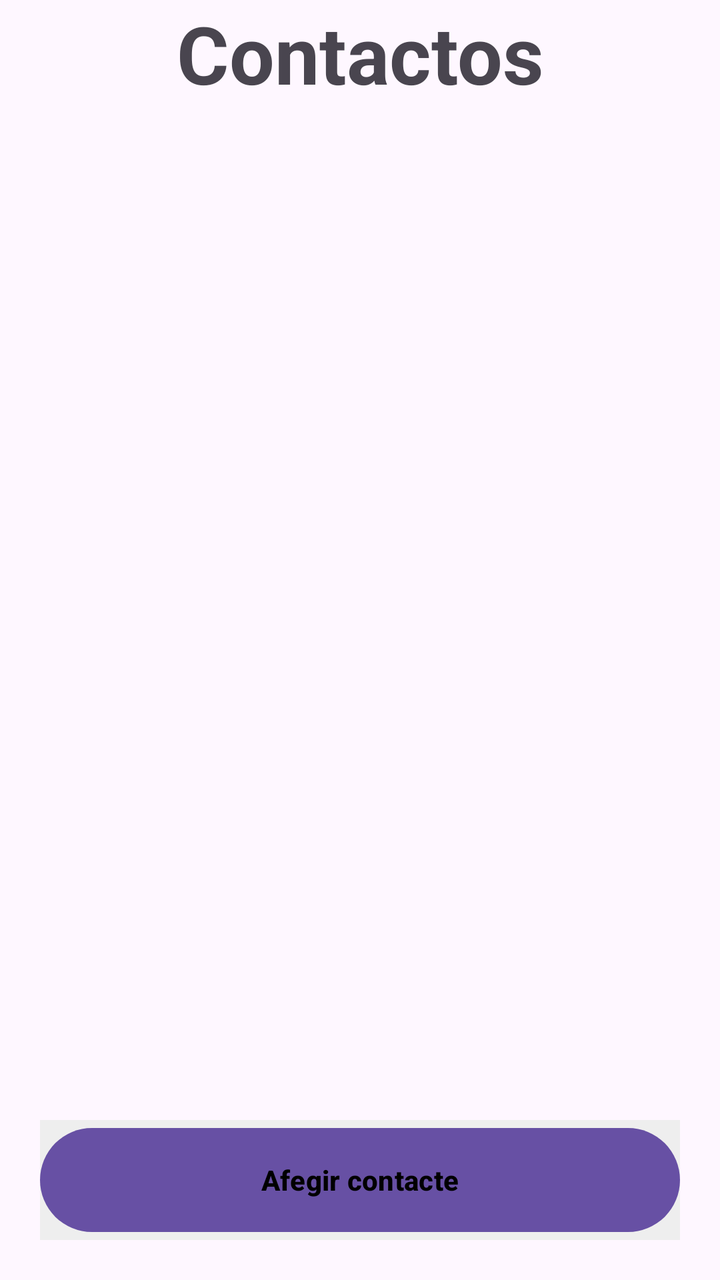
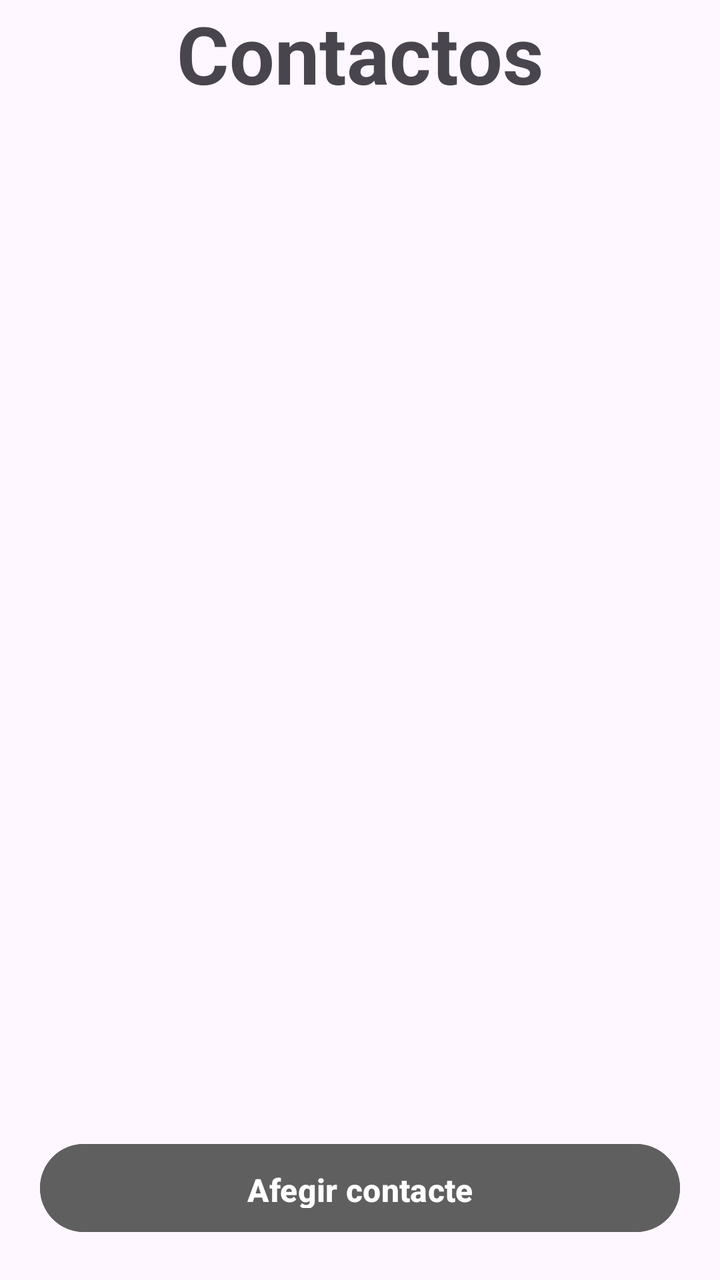

Screens rendered from an Android XML layout before and after an edit, with the pre-edit source and the edit as a unified diff.
<!-- AndroidManifest.xml: application theme Theme.Agenda -->
<!-- res/layout/activity_main.xml -->
<?xml version="1.0" encoding="utf-8"?>
<androidx.constraintlayout.widget.ConstraintLayout xmlns:android="http://schemas.android.com/apk/res/android"
    xmlns:app="http://schemas.android.com/apk/res-auto"
    xmlns:tools="http://schemas.android.com/tools"
    android:id="@+id/main"
    android:layout_width="match_parent"
    android:layout_height="match_parent"
    tools:context=".MainActivity">

    <LinearLayout
        android:layout_width="match_parent"
        android:layout_height="0dp"
        android:orientation="vertical"
        app:layout_constraintTop_toTopOf="parent"
        app:layout_constraintBottom_toTopOf="@+id/footer_container">

        <TextView
            android:layout_width="match_parent"
            android:layout_height="wrap_content"
            android:gravity="center"
            android:text="Contactos"
            android:textStyle="bold"
            android:textSize="40dp" />

        <ListView
            android:layout_width="match_parent"
            android:layout_height="match_parent" />
    </LinearLayout>

    <LinearLayout
        android:id="@+id/footer_container"
        android:layout_width="match_parent"
        android:layout_height="60dp"
        android:layout_margin="20dp"
        android:orientation="horizontal"
        android:background="#EEEEEE"
        app:layout_constraintBottom_toBottomOf="parent">

        <Button
            android:id="@+id/btnAdd"
            android:layout_width="match_parent"
            android:layout_height="match_parent"
            android:gravity="center"
            android:text="Afegir contacte"
            android:textColor="@color/black"
            android:textStyle="bold" />
    </LinearLayout>

</androidx.constraintlayout.widget.ConstraintLayout>
<!-- resources referenced by this layout -->
<resources>
  <color name="black">#FF000000</color>
  <style name="Theme.Agenda" parent="Base.Theme.Agenda" />
  <style name="Base.Theme.Agenda" parent="Theme.Material3.DayNight.NoActionBar">
          
          
      </style>
</resources>

<!-- the commit's change to res/layout/activity_main.xml (unified diff, before → after) -->
@@ -23,6 +23,7 @@
             android:textSize="40dp" />
 
         <ListView
+            android:id="@+id/listView"
             android:layout_width="match_parent"
             android:layout_height="match_parent" />
     </LinearLayout>
@@ -33,7 +34,7 @@
         android:layout_height="60dp"
         android:layout_margin="20dp"
         android:orientation="horizontal"
-        android:background="#EEEEEE"
+
         app:layout_constraintBottom_toBottomOf="parent">
 
         <Button
@@ -42,8 +43,12 @@
             android:layout_height="match_parent"
             android:gravity="center"
             android:text="Afegir contacte"
-            android:textColor="@color/black"
-            android:textStyle="bold" />
+            android:textStyle="bold"
+            android:layout_marginTop="8dp"
+            android:backgroundTint="@color/hintColor"
+            android:paddingVertical="12dp"
+            android:textColor="@color/white"
+            android:textSize="16sp"/>
     </LinearLayout>
 
 </androidx.constraintlayout.widget.ConstraintLayout>
<!-- resource entries referenced after the edit -->
@@ -1,6 +1,7 @@
 <!-- resources referenced by this layout -->
 <resources>
-  <color name="black">#FF000000</color>
+  <color name="hintColor">#5F5F5F</color>
+  <color name="white">#FFFFFFFF</color>
   <style name="Theme.Agenda" parent="Base.Theme.Agenda" />
   <style name="Base.Theme.Agenda" parent="Theme.Material3.DayNight.NoActionBar">
           
